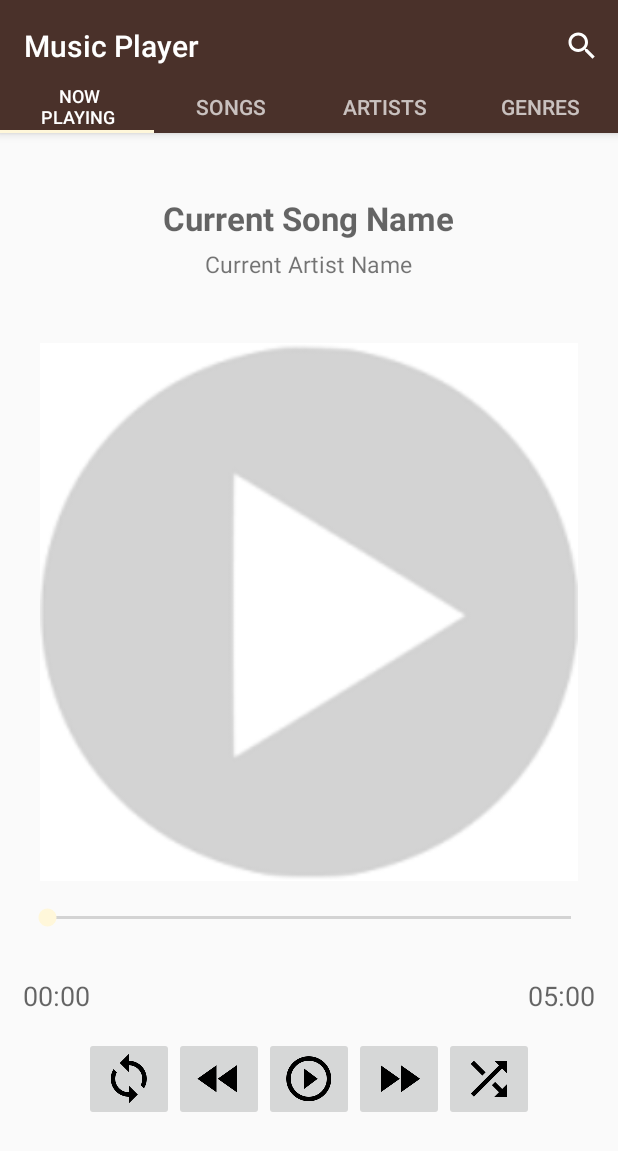
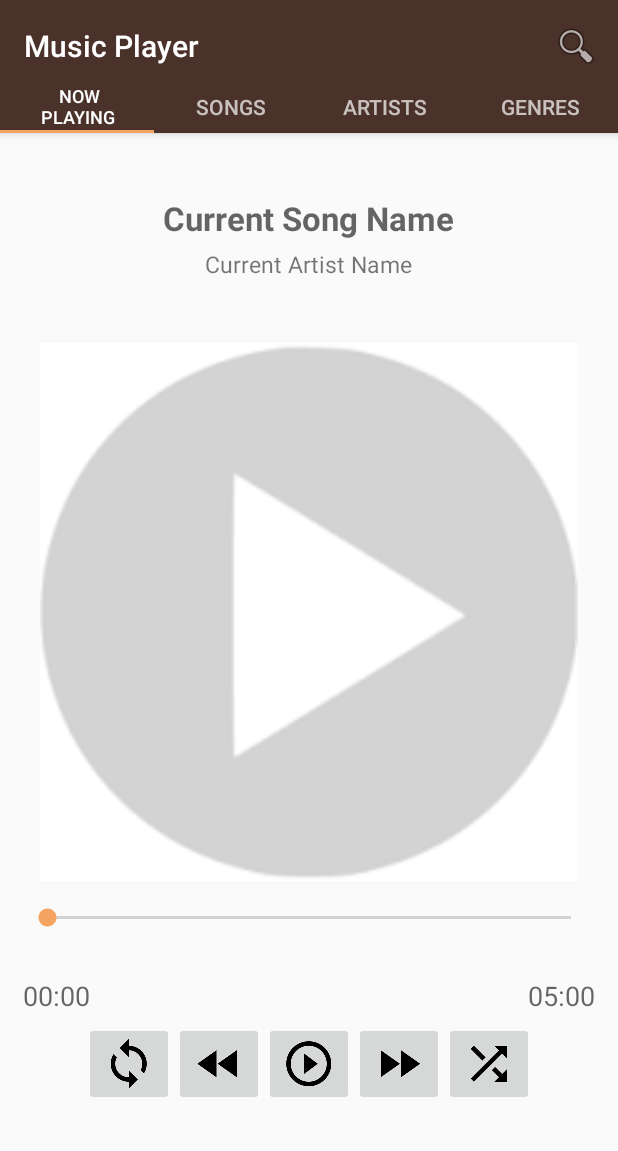
Before and after one commit to Al3xSav/Musical-Structure, an Android app: the screen it shows after launch (MainActivity), on a phone screen of 412 x 824 dp. Shown: the top 1151 px of the screen. Run offline under Robolectric (Android 15) with nearby library versions, the phone set to English and light mode, and no system bars.

Commit message:
Add search widget
Add activity for search button
Fix minor issues
Add floatingActtionButton to return to main activity

```diff
--- a/app/build.gradle
+++ b/app/build.gradle
@@ -27,4 +27,5 @@ dependencies {
     compile 'com.android.support:appcompat-v7:25.3.1'
     compile 'com.android.support:design:25.3.1'
     testCompile 'junit:junit:4.12'
+
 }
--- a/app/src/main/java/com/example/android/musicplayer/ArtistsFragment.java
+++ b/app/src/main/java/com/example/android/musicplayer/ArtistsFragment.java
@@ -14,7 +14,7 @@ public class ArtistsFragment extends Fragment {
 
     GridView grid;
 
-    String[] artistWeb = {
+    String[] artist = {
             "Armin van Buuren & Vini Vici",
             "Armin van Buuren",
             "High Tribe",
@@ -36,12 +36,12 @@ public class ArtistsFragment extends Fragment {
         // Get the view from activity_artists.xml
         final View v = inflater.inflate(R.layout.activity_artists, container, false);
         grid = (GridView) v.findViewById(R.id.grid);
-        grid.setAdapter(new GridAdapter(v.getContext(), artistWeb, img));
+        grid.setAdapter(new GridAdapter(v.getContext(), artist, img));
         grid.setOnItemClickListener(new AdapterView.OnItemClickListener() {
 
             @Override
             public void onItemClick(AdapterView<?> parent, View view, int position, long id) {
-                Toast.makeText(v.getContext(), artistWeb[+position], Toast.LENGTH_SHORT).show();
+                Toast.makeText(v.getContext(), artist[+position], Toast.LENGTH_SHORT).show();
             }
         });
         return v;
--- a/app/src/main/java/com/example/android/musicplayer/MainActivity.java
+++ b/app/src/main/java/com/example/android/musicplayer/MainActivity.java
@@ -1,10 +1,14 @@
 package com.example.android.musicplayer;
 
+import android.app.SearchManager;
+import android.content.Context;
 import android.os.Bundle;
 import android.support.design.widget.TabLayout;
 import android.support.v4.app.Fragment;
+import android.support.v4.view.MenuItemCompat;
 import android.support.v4.view.ViewPager;
 import android.support.v7.app.AppCompatActivity;
+import android.support.v7.widget.SearchView;
 import android.support.v7.widget.Toolbar;
 import android.view.LayoutInflater;
 import android.view.Menu;
@@ -39,8 +43,16 @@ public class MainActivity extends AppCompatActivity {
 
     @Override
     public boolean onCreateOptionsMenu(Menu menu) {
+
         // Inflate the menu; this adds items to the action bar if it is present.
-        getMenuInflater().inflate(R.menu.menu_main, menu);
+        getMenuInflater().inflate(R.menu.options_menu, menu);
+        SearchView search = (SearchView) MenuItemCompat.getActionView(menu.findItem(R.id.search));
+
+        // Associate searchable configuration with the SearchView
+        SearchManager searchManager = (SearchManager) getSystemService(Context.SEARCH_SERVICE);
+        SearchView searchView = (SearchView) menu.findItem(R.id.search).getActionView();
+        searchView.setSearchableInfo(searchManager.getSearchableInfo(getComponentName()));
+        search.setQueryHint(getResources().getString(R.string.search_hint));
         return true;
     }
 
--- a/app/src/main/java/com/example/android/musicplayer/TracksFragment.java
+++ b/app/src/main/java/com/example/android/musicplayer/TracksFragment.java
@@ -14,6 +14,7 @@ public class TracksFragment extends Fragment {
 
 
     ListView track;
+
     String[] title = {
             "Great Spirit(Original Mix)",
             "J'ai Envie De Toi (Original Mix)",
--- a/app/src/main/res/layout/activity_main.xml
+++ b/app/src/main/res/layout/activity_main.xml
@@ -1,5 +1,6 @@
 <?xml version="1.0" encoding="utf-8"?>
-<android.support.design.widget.CoordinatorLayout xmlns:android="http://schemas.android.com/apk/res/android"
+<android.support.design.widget.CoordinatorLayout
+    xmlns:android="http://schemas.android.com/apk/res/android"
     xmlns:app="http://schemas.android.com/apk/res-auto"
     xmlns:tools="http://schemas.android.com/tools"
     android:id="@+id/main_content"
--- a/app/src/main/res/layout/activity_play.xml
+++ b/app/src/main/res/layout/activity_play.xml
@@ -87,7 +87,6 @@
     <RelativeLayout
         android:layout_width="match_parent"
         android:layout_height="0dp"
-        android:padding="10dp"
         android:layout_weight="0.2">
 
         <ImageButton
--- /dev/null
+++ b/app/src/main/res/menu/options_menu.xml
@@ -0,0 +1,11 @@
+<?xml version="1.0" encoding="utf-8"?>
+<menu xmlns:android="http://schemas.android.com/apk/res/android"
+    xmlns:app="http://schemas.android.com/apk/res-auto">
+    <item
+        android:id="@+id/search"
+        android:icon="@android:drawable/ic_menu_search"
+        android:title="@string/menu_search"
+        android:orderInCategory="1"
+        app:actionViewClass="android.support.v7.widget.SearchView"
+        app:showAsAction="collapseActionView|ifRoom" />
+</menu>
--- a/app/src/main/res/values/colors.xml
+++ b/app/src/main/res/values/colors.xml
@@ -2,5 +2,5 @@
 <resources>
     <color name="colorPrimary">#4A312A</color>
     <color name="colorPrimaryDark">#2F1D1A</color>
-    <color name="colorAccent">#FFF7DA</color>
+    <color name="colorAccent">#F4A460</color>
 </resources>
--- a/app/src/main/res/values/styles.xml
+++ b/app/src/main/res/values/styles.xml
@@ -17,4 +17,5 @@
 
     <style name="AppTheme.PopupOverlay" parent="ThemeOverlay.AppCompat.Light" />
 
+
 </resources>
--- a/app/src/main/res/xml/searchable.xml
+++ b/app/src/main/res/xml/searchable.xml
@@ -1,5 +1,4 @@
 <?xml version="1.0" encoding="utf-8"?>
-
 <searchable xmlns:android="http://schemas.android.com/apk/res/android"
     android:label="@string/app_name"
     android:hint="@string/search_hint" />
```
Also changed, not shown: app/src/main/AndroidManifest.xml (+32 -1 lines), app/src/main/java/com/example/android/musicplayer/SearchResultsActivity.java (added, +67 -0 lines), app/src/main/res/layout/activity_result.xml (added, +29 -0 lines).
